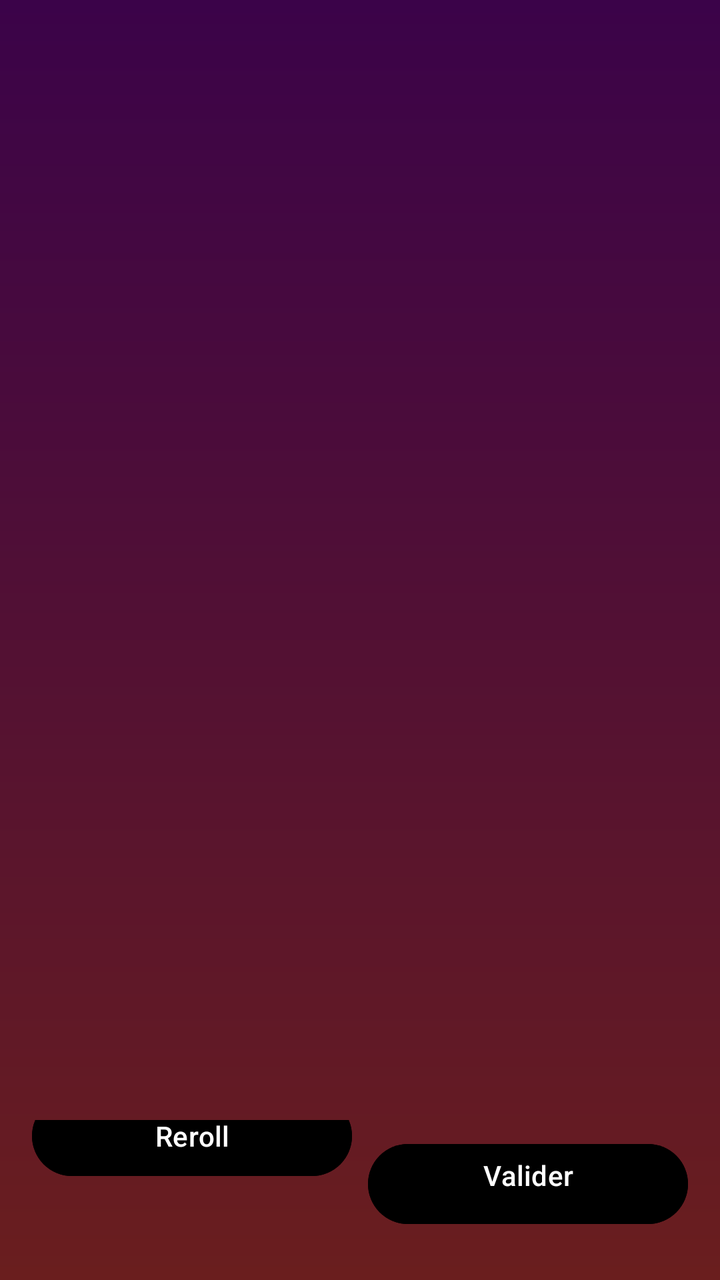
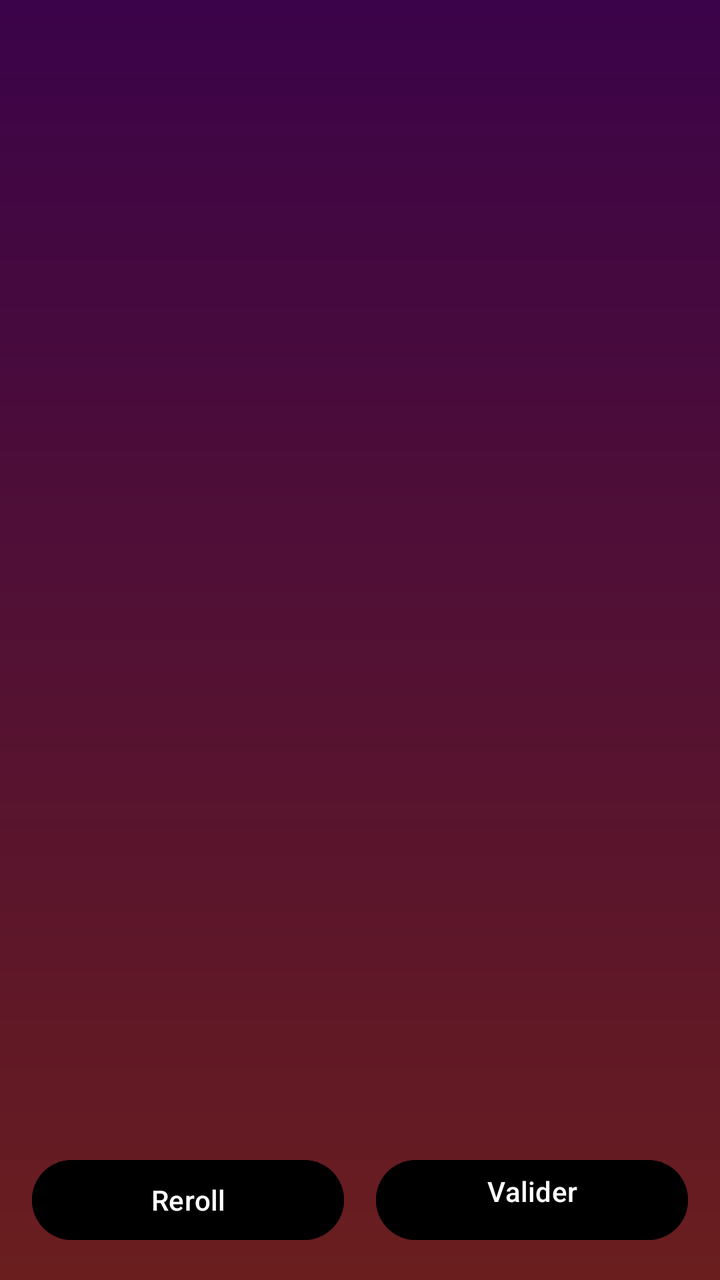

Screens rendered from an Android XML layout before and after an edit, with the pre-edit source and the edit as a unified diff.
<!-- AndroidManifest.xml: application theme Theme.Rien_a_Cacher -->
<!-- res/layout/activity_gallery.xml -->
<?xml version="1.0" encoding="utf-8"?>
<FrameLayout xmlns:android="http://schemas.android.com/apk/res/android"
    android:layout_width="match_parent"
    android:layout_height="match_parent"
    android:background="@drawable/background_gradient">

    <androidx.recyclerview.widget.RecyclerView
        android:id="@+id/recyclerView"
        android:layout_width="match_parent"
        android:layout_height="match_parent"
        android:clipToPadding="false"
        android:padding="4sp" />

    <LinearLayout
        android:layout_width="match_parent"
        android:layout_height="wrap_content"
        android:layout_gravity="bottom"
        android:orientation="horizontal"
        android:padding="16sp"
        android:gravity="center">

        <Button
            android:id="@+id/btnReload"
            android:layout_width="160sp"
            android:layout_height="48sp"
            android:layout_gravity="bottom|center_horizontal"
            android:layout_marginBottom="16sp"
            android:text="@string/reroll"
            android:textColor="#fff"
            android:backgroundTint="#000"
            android:elevation="6sp" />

        <Button
            android:id="@+id/btnValidate"
            android:layout_width="0sp"
            android:layout_height="48sp"
            android:layout_weight="1"
            android:layout_marginStart="8sp"
            android:text="@string/valid"
            android:textColor="#fff"
            android:backgroundTint="#000"
            android:elevation="6sp" />
    </LinearLayout>

    
    <LinearLayout
        android:id="@+id/loadingLayout"
        android:layout_width="wrap_content"
        android:layout_height="wrap_content"
        android:layout_gravity="center"
        android:orientation="vertical"
        android:gravity="center"
        android:visibility="gone">

        <ProgressBar
            android:id="@+id/progressBar"
            android:layout_width="48sp"
            android:layout_height="48sp" />

        <TextView
            android:layout_width="wrap_content"
            android:layout_height="wrap_content"
            android:text="@string/login"
            android:textColor="#aaa"
            android:textSize="14sp"
            android:layout_marginTop="12sp" />
    </LinearLayout>
</FrameLayout>
<!-- resources referenced by this layout -->
<resources>
  <!-- drawable background_gradient (drawable) -->
  <?xml version="1.0" encoding="utf-8"?>
  <shape
      xmlns:android="http://schemas.android.com/apk/res/android"
      android:shape="rectangle">
      <gradient
          android:type="linear"
          android:startColor="#3B0349"
          android:endColor="#6A1E1E"
          android:angle="200" />
  </shape>
  <string name="login">Login</string>
  <string name="reroll">Reroll</string>
  <string name="valid">Valider\n</string>
  <style name="Theme.Rien_a_Cacher" parent="Base.Theme.Rien_a_Cacher" />
  <style name="Base.Theme.Rien_a_Cacher" parent="Theme.Material3.DayNight.NoActionBar">
          
          
      </style>
</resources>

<!-- the commit's change to res/layout/activity_gallery.xml (unified diff, before → after) -->
@@ -21,10 +21,10 @@
 
         <Button
             android:id="@+id/btnReload"
-            android:layout_width="160sp"
+            android:layout_width="0sp"
             android:layout_height="48sp"
-            android:layout_gravity="bottom|center_horizontal"
-            android:layout_marginBottom="16sp"
+            android:layout_weight="1"
+            android:layout_marginEnd="8sp"
             android:text="@string/reroll"
             android:textColor="#fff"
             android:backgroundTint="#000"
@@ -60,7 +60,7 @@
         <TextView
             android:layout_width="wrap_content"
             android:layout_height="wrap_content"
-            android:text="@string/login"
+            android:text="@string/searching"
             android:textColor="#aaa"
             android:textSize="14sp"
             android:layout_marginTop="12sp" />
<!-- resource entries referenced after the edit -->
@@ -11,8 +11,8 @@
           android:endColor="#6A1E1E"
           android:angle="200" />
   </shape>
-  <string name="login">Login</string>
   <string name="reroll">Reroll</string>
+  <string name="searching">Searching...</string>
   <string name="valid">Valider\n</string>
   <style name="Theme.Rien_a_Cacher" parent="Base.Theme.Rien_a_Cacher" />
   <style name="Base.Theme.Rien_a_Cacher" parent="Theme.Material3.DayNight.NoActionBar">
